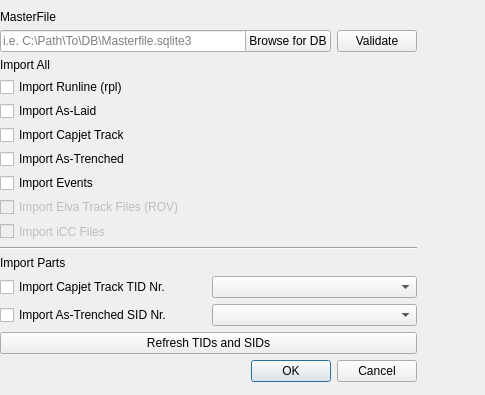
Before: the Qt Designer form isurvey_tools_dialog_base.ui in danielskaare/isurvey_tools, drawn with Qt 5.
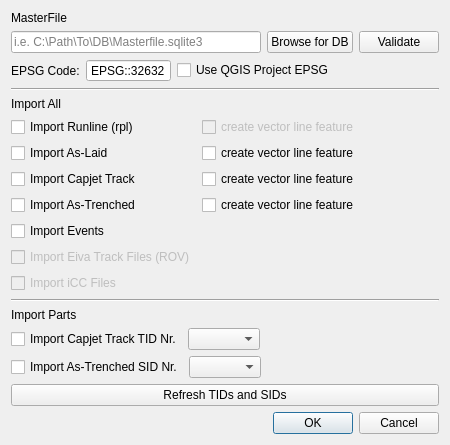
After: the same form once the commit is applied. Custom widgets are drawn as their Qt base class.

Commit message: Committer: Daniel Gundersen Skåre <dags@isurvey-group.com>

What changed in the file:
```diff
--- a/isurvey_tools_dialog_base.ui
+++ b/isurvey_tools_dialog_base.ui
@@ -6,31 +6,107 @@
    <rect>
     <x>0</x>
     <y>0</y>
-    <width>485</width>
-    <height>395</height>
+    <width>433</width>
+    <height>429</height>
    </rect>
   </property>
   <property name="windowTitle">
    <string>Import from Masterfile</string>
   </property>
-  <widget class="QWidget" name="">
-   <property name="geometry">
-    <rect>
-     <x>0</x>
-     <y>10</y>
-     <width>417</width>
-     <height>372</height>
-    </rect>
-   </property>
-   <layout class="QVBoxLayout" name="verticalLayout_2">
+  <layout class="QGridLayout" name="gridLayout">
+   <item row="2" column="0">
+    <layout class="QHBoxLayout" name="horizontalLayout_4">
+     <item>
+      <widget class="QLabel" name="label_epsg">
+       <property name="toolTip">
+        <string/>
+       </property>
+       <property name="text">
+        <string>EPSG Code:</string>
+       </property>
+      </widget>
+     </item>
     <item>
-     <widget class="QLabel" name="label_3">
+      <widget class="QSpinBox" name="sB_epsg">
+       <property name="sizePolicy">
+        <sizepolicy hsizetype="Fixed" vsizetype="Fixed">
+         <horstretch>0</horstretch>
+         <verstretch>0</verstretch>
+        </sizepolicy>
+       </property>
+       <property name="buttonSymbols">
+        <enum>QAbstractSpinBox::NoButtons</enum>
+       </property>
+       <property name="suffix">
+        <string/>
+       </property>
+       <property name="prefix">
+        <string>EPSG::</string>
+       </property>
+       <property name="maximum">
+        <number>99999</number>
+       </property>
+       <property name="value">
+        <number>32632</number>
+       </property>
+      </widget>
+     </item>
+     <item>
+      <widget class="QCheckBox" name="cB_EPSG">
+       <property name="enabled">
+        <bool>true</bool>
+       </property>
       <property name="text">
-       <string>MasterFile</string>
-      </property>
+        <string>Use QGIS Project EPSG</string>
+       </property>
+       <property name="checked">
+        <bool>false</bool>
+       </property>
      </widget>
     </item>
     <item>
+      <spacer name="horizontalSpacer_3">
+       <property name="orientation">
+        <enum>Qt::Horizontal</enum>
+       </property>
+       <property name="sizeHint" stdset="0">
+        <size>
+         <width>155</width>
+         <height>20</height>
+        </size>
+       </property>
+      </spacer>
+     </item>
+    </layout>
+   </item>
+   <item row="8" column="0">
+    <layout class="QHBoxLayout" name="horizontalLayout_2">
+     <item>
+      <widget class="QCheckBox" name="cB_capjet_tid">
+       <property name="text">
+        <string>Import Capjet Track TID Nr.</string>
+       </property>
+      </widget>
+     </item>
+     <item>
+      <widget class="QComboBox" name="comboBox_TID"/>
+     </item>
+     <item>
+      <spacer name="horizontalSpacer">
+       <property name="orientation">
+        <enum>Qt::Horizontal</enum>
+       </property>
+       <property name="sizeHint" stdset="0">
+        <size>
+         <width>40</width>
+         <height>20</height>
+        </size>
+       </property>
+      </spacer>
+     </item>
+    </layout>
+   </item>
+   <item row="1" column="0">
      <layout class="QHBoxLayout" name="horizontalLayout">
       <item>
        <widget class="QgsFilterLineEdit" name="line_db_path">
@@ -64,51 +140,44 @@
       </item>
      </layout>
     </item>
-    <item>
-     <layout class="QVBoxLayout" name="verticalLayout">
-      <item>
-       <widget class="QLabel" name="label">
-        <property name="text">
-         <string>Import All</string>
-        </property>
-       </widget>
-      </item>
-      <item>
+   <item row="5" column="0">
+    <layout class="QFormLayout" name="formLayout">
+     <item row="0" column="0">
        <widget class="QCheckBox" name="cB_runline">
         <property name="text">
          <string>Import Runline (rpl)</string>
         </property>
        </widget>
       </item>
-      <item>
+     <item row="1" column="0">
        <widget class="QCheckBox" name="cB_aslaid">
         <property name="text">
          <string>Import As-Laid</string>
         </property>
        </widget>
       </item>
-      <item>
+     <item row="2" column="0">
        <widget class="QCheckBox" name="cB_capjet">
         <property name="text">
          <string>Import Capjet Track</string>
         </property>
        </widget>
       </item>
-      <item>
+     <item row="3" column="0">
        <widget class="QCheckBox" name="cB_astrenched">
         <property name="text">
          <string>Import As-Trenched</string>
         </property>
        </widget>
       </item>
-      <item>
+     <item row="4" column="0">
        <widget class="QCheckBox" name="cB_events">
         <property name="text">
          <string>Import Events</string>
         </property>
        </widget>
       </item>
-      <item>
+     <item row="5" column="0">
        <widget class="QCheckBox" name="cB_rovtrack">
         <property name="enabled">
          <bool>false</bool>
@@ -118,7 +187,7 @@
         </property>
        </widget>
       </item>
-      <item>
+     <item row="6" column="0">
        <widget class="QCheckBox" name="cB_iccfiles">
         <property name="enabled">
          <bool>false</bool>
@@ -128,41 +197,47 @@
         </property>
        </widget>
       </item>
-      <item>
-       <widget class="Line" name="line">
-        <property name="orientation">
-         <enum>Qt::Horizontal</enum>
-        </property>
-       </widget>
-      </item>
-     </layout>
-    </item>
-    <item>
-     <widget class="QLabel" name="label_2">
+     <item row="0" column="1">
+      <widget class="QCheckBox" name="cB_runline_lin">
+       <property name="enabled">
+        <bool>false</bool>
+       </property>
+       <property name="text">
+        <string>create vector line feature</string>
+       </property>
+      </widget>
+     </item>
+     <item row="1" column="1">
+      <widget class="QCheckBox" name="cB_aslaid_lin">
+       <property name="text">
+        <string>create vector line feature</string>
+       </property>
+      </widget>
+     </item>
+     <item row="2" column="1">
+      <widget class="QCheckBox" name="cB_capjet_lin">
       <property name="text">
-       <string>Import Parts</string>
+        <string>create vector line feature</string>
       </property>
      </widget>
     </item>
-    <item>
-     <layout class="QHBoxLayout" name="horizontalLayout_4">
-      <item>
-       <widget class="QCheckBox" name="cB_capjet_tid">
+     <item row="3" column="1">
+      <widget class="QCheckBox" name="cB_astrenched_lin">
         <property name="text">
-         <string>Import Capjet Track TID Nr.</string>
+        <string>create vector line feature</string>
         </property>
        </widget>
       </item>
-      <item>
-       <layout class="QHBoxLayout" name="horizontalLayout_2">
-        <item>
-         <widget class="QComboBox" name="comboBox_TID"/>
-        </item>
-       </layout>
-      </item>
-     </layout>
-    </item>
-    <item>
+    </layout>
+   </item>
+   <item row="0" column="0">
+    <widget class="QLabel" name="label_3">
+     <property name="text">
+      <string>MasterFile</string>
+     </property>
+    </widget>
+   </item>
+   <item row="9" column="0">
      <layout class="QHBoxLayout" name="horizontalLayout_3">
       <item>
        <widget class="QCheckBox" name="cB_astrenched_sid">
@@ -174,16 +249,36 @@
       <item>
        <widget class="QComboBox" name="comboBox_SID"/>
       </item>
-     </layout>
-    </item>
-    <item>
-     <widget class="QPushButton" name="pB_Refresh_tid_sid">
+     <item>
+      <spacer name="horizontalSpacer_2">
+       <property name="orientation">
+        <enum>Qt::Horizontal</enum>
+       </property>
+       <property name="sizeHint" stdset="0">
+        <size>
+         <width>40</width>
+         <height>20</height>
+        </size>
+       </property>
+      </spacer>
+     </item>
+    </layout>
+   </item>
+   <item row="7" column="0">
+    <widget class="QLabel" name="label_2">
       <property name="text">
-       <string>Refresh TIDs and SIDs</string>
+      <string>Import Parts</string>
       </property>
      </widget>
     </item>
-    <item>
+   <item row="4" column="0">
+    <widget class="QLabel" name="label">
+     <property name="text">
+      <string>Import All</string>
+     </property>
+    </widget>
+   </item>
+   <item row="13" column="0">
      <widget class="QDialogButtonBox" name="buttonBox">
       <property name="orientation">
        <enum>Qt::Horizontal</enum>
@@ -193,8 +288,41 @@
       </property>
      </widget>
     </item>
-   </layout>
-  </widget>
+   <item row="10" column="0">
+    <widget class="QPushButton" name="pB_Refresh_tid_sid">
+     <property name="text">
+      <string>Refresh TIDs and SIDs</string>
+     </property>
+    </widget>
+   </item>
+   <item row="11" column="0">
+    <spacer name="verticalSpacer">
+     <property name="orientation">
+      <enum>Qt::Vertical</enum>
+     </property>
+     <property name="sizeHint" stdset="0">
+      <size>
+       <width>20</width>
+       <height>40</height>
+      </size>
+     </property>
+    </spacer>
+   </item>
+   <item row="6" column="0">
+    <widget class="Line" name="line">
+     <property name="orientation">
+      <enum>Qt::Horizontal</enum>
+     </property>
+    </widget>
+   </item>
+   <item row="3" column="0">
+    <widget class="Line" name="line_2">
+     <property name="orientation">
+      <enum>Qt::Horizontal</enum>
+     </property>
+    </widget>
+   </item>
+  </layout>
  </widget>
  <customwidgets>
   <customwidget>
```
Left out of the diff: 29 changed lines with no effect on the pictures. Lines whose indentation alone changed are shown as unchanged. The commit also changes 8 other files.
